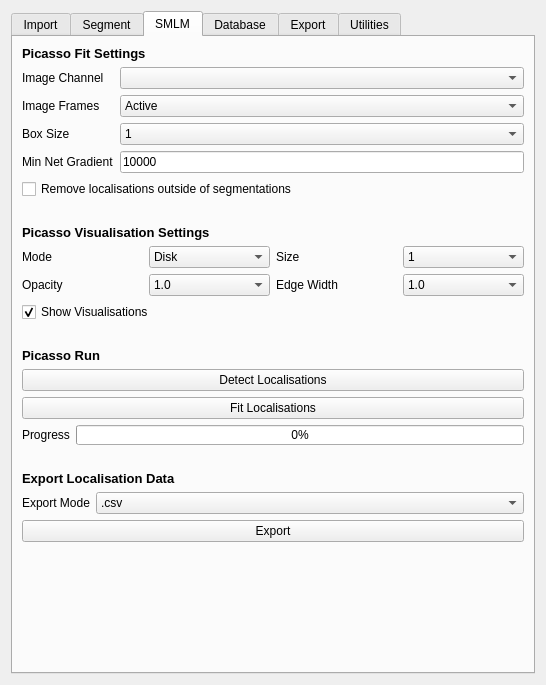
Before: the Qt Designer form src/napari_bacseg/GUI/gui.ui in piedrro/napari-bacseg, drawn with Qt 5.
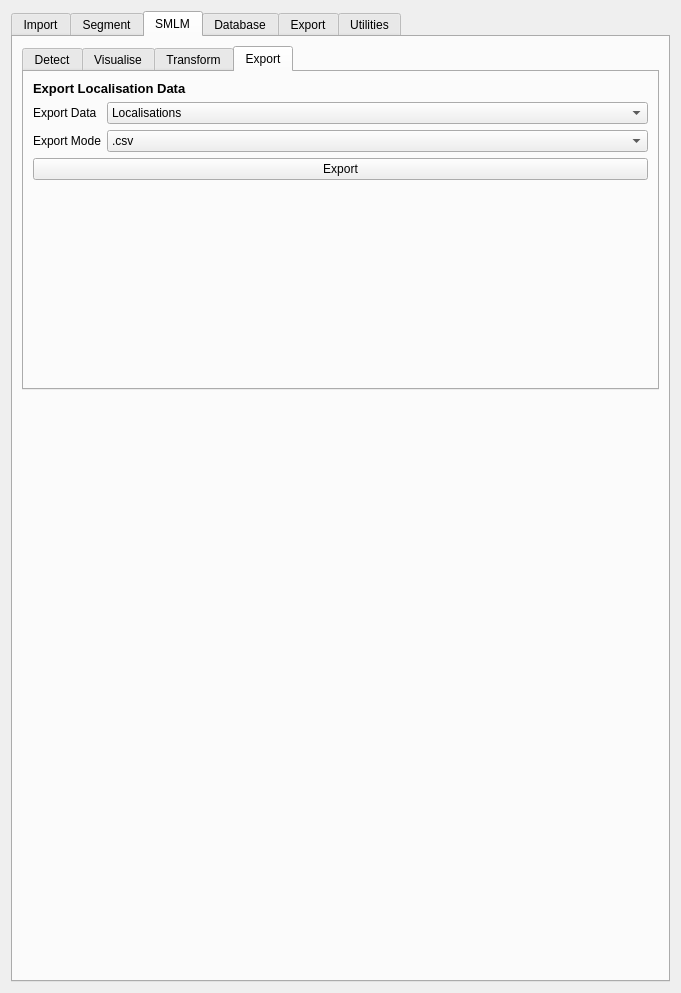
After: the same form once the commit is applied. The open tabs and pages were chosen to show the change.

Commit message: working transformed coords export

Patch:
```diff
--- a/src/napari_bacseg/GUI/gui.ui
+++ b/src/napari_bacseg/GUI/gui.ui
@@ -6,8 +6,8 @@
    <rect>
     <x>0</x>
     <y>0</y>
-    <width>527</width>
-    <height>685</height>
+    <width>681</width>
+    <height>993</height>
    </rect>
   </property>
   <property name="windowTitle">
@@ -2012,6 +2012,22 @@
       </attribute>
       <layout class="QVBoxLayout" name="verticalLayout_5">
        <item>
+        <widget class="QTabWidget" name="tabWidget_6">
+         <property name="sizePolicy">
+          <sizepolicy hsizetype="Expanding" vsizetype="Minimum">
+           <horstretch>0</horstretch>
+           <verstretch>0</verstretch>
+          </sizepolicy>
+         </property>
+         <property name="currentIndex">
+          <number>0</number>
+         </property>
+         <widget class="QWidget" name="tab_21">
+          <attribute name="title">
+           <string>Detect</string>
+          </attribute>
+          <layout class="QVBoxLayout" name="verticalLayout_20">
+           <item>
         <widget class="QLabel" name="label_108">
          <property name="font">
           <font>
@@ -2068,7 +2084,7 @@
          <item row="2" column="1">
           <widget class="QComboBox" name="picasso_box_size">
            <property name="currentIndex">
-            <number>0</number>
+                <number>2</number>
            </property>
            <item>
             <property name="text">
@@ -2151,21 +2167,77 @@
         </widget>
        </item>
        <item>
-        <spacer name="verticalSpacer_52">
+            <spacer name="verticalSpacer_18">
          <property name="orientation">
           <enum>Qt::Vertical</enum>
          </property>
-         <property name="sizeType">
-          <enum>QSizePolicy::Minimum</enum>
-         </property>
          <property name="sizeHint" stdset="0">
           <size>
            <width>20</width>
-           <height>20</height>
+               <height>40</height>
           </size>
          </property>
         </spacer>
        </item>
+           <item>
+            <widget class="QLabel" name="label_111">
+             <property name="font">
+              <font>
+               <pointsize>10</pointsize>
+               <weight>75</weight>
+               <bold>true</bold>
+              </font>
+             </property>
+             <property name="text">
+              <string>Picasso Run</string>
+             </property>
+            </widget>
+           </item>
+           <item>
+            <widget class="QPushButton" name="picasso_detect">
+             <property name="text">
+              <string>Detect Localisations</string>
+             </property>
+            </widget>
+           </item>
+           <item>
+            <widget class="QPushButton" name="picasso_fit">
+             <property name="text">
+              <string>Fit Localisations</string>
+             </property>
+            </widget>
+           </item>
+           <item>
+            <layout class="QFormLayout" name="formLayout_29">
+             <item row="0" column="1">
+              <widget class="QProgressBar" name="picasso_progressbar">
+               <property name="maximumSize">
+                <size>
+                 <width>16777215</width>
+                 <height>20</height>
+                </size>
+               </property>
+               <property name="value">
+                <number>0</number>
+               </property>
+              </widget>
+             </item>
+             <item row="0" column="0">
+              <widget class="QLabel" name="label_117">
+               <property name="text">
+                <string>Progress</string>
+               </property>
+              </widget>
+             </item>
+            </layout>
+           </item>
+          </layout>
+         </widget>
+         <widget class="QWidget" name="tab_26">
+          <attribute name="title">
+           <string>Visualise</string>
+          </attribute>
+          <layout class="QVBoxLayout" name="verticalLayout_30">
        <item>
         <widget class="QLabel" name="label_113">
          <property name="font">
@@ -2185,7 +2257,7 @@
          <item row="0" column="3">
           <widget class="QComboBox" name="picasso_vis_size">
            <property name="currentIndex">
-            <number>3</number>
+                <number>5</number>
            </property>
            <item>
             <property name="text">
@@ -2212,6 +2284,16 @@
              <string>2</string>
             </property>
            </item>
+               <item>
+                <property name="text">
+                 <string>3</string>
+                </property>
+               </item>
+               <item>
+                <property name="text">
+                 <string>4</string>
+                </property>
+               </item>
            <item>
             <property name="text">
              <string>5</string>
@@ -2321,10 +2403,10 @@
          <item row="1" column="3">
           <widget class="QComboBox" name="picasso_vis_edge_width">
            <property name="currentText">
-            <string>1.0</string>
+                <string>0.2</string>
            </property>
            <property name="currentIndex">
-            <number>9</number>
+                <number>1</number>
            </property>
            <item>
             <property name="text">
@@ -2391,23 +2473,27 @@
         </widget>
        </item>
        <item>
-        <spacer name="verticalSpacer_51">
+            <spacer name="verticalSpacer_13">
          <property name="orientation">
           <enum>Qt::Vertical</enum>
          </property>
-         <property name="sizeType">
-          <enum>QSizePolicy::Minimum</enum>
-         </property>
          <property name="sizeHint" stdset="0">
           <size>
            <width>20</width>
-           <height>20</height>
+               <height>40</height>
           </size>
          </property>
         </spacer>
        </item>
+          </layout>
+         </widget>
+         <widget class="QWidget" name="tab_22">
+          <attribute name="title">
+           <string>Transform</string>
+          </attribute>
+          <layout class="QVBoxLayout" name="verticalLayout_28">
        <item>
-        <widget class="QLabel" name="label_111">
+            <widget class="QLabel" name="label_126">
          <property name="font">
           <font>
            <pointsize>10</pointsize>
@@ -2421,21 +2507,21 @@
         </widget>
        </item>
        <item>
-        <widget class="QPushButton" name="picasso_detect">
+            <widget class="QLabel" name="label_13">
          <property name="text">
           <string>Detect Localisations</string>
          </property>
         </widget>
        </item>
        <item>
-        <widget class="QPushButton" name="picasso_fit">
+            <widget class="QPushButton" name="transform_coordinates">
          <property name="text">
           <string>Fit Localisations</string>
          </property>
         </widget>
        </item>
        <item>
-        <layout class="QFormLayout" name="formLayout_29">
+            <layout class="QFormLayout" name="formLayout_31">
          <item row="0" column="1">
           <widget class="QProgressBar" name="picasso_progressbar">
            <property name="maximumSize">
@@ -2459,21 +2545,25 @@
         </layout>
        </item>
        <item>
-        <spacer name="verticalSpacer_50">
+            <spacer name="verticalSpacer_3">
          <property name="orientation">
           <enum>Qt::Vertical</enum>
          </property>
-         <property name="sizeType">
-          <enum>QSizePolicy::Minimum</enum>
-         </property>
          <property name="sizeHint" stdset="0">
           <size>
            <width>20</width>
-           <height>20</height>
+               <height>40</height>
           </size>
          </property>
         </spacer>
        </item>
+          </layout>
+         </widget>
+         <widget class="QWidget" name="tab_23">
+          <attribute name="title">
+           <string>Export</string>
+          </attribute>
+          <layout class="QVBoxLayout" name="verticalLayout_29">
        <item>
         <widget class="QLabel" name="label_118">
          <property name="font">
@@ -2490,14 +2580,14 @@
        </item>
        <item>
         <layout class="QFormLayout" name="formLayout_30">
-         <item row="0" column="0">
+             <item row="1" column="0">
           <widget class="QLabel" name="label_119">
            <property name="text">
             <string>Export Mode</string>
            </property>
           </widget>
          </item>
-         <item row="0" column="1">
+             <item row="1" column="1">
           <widget class="QComboBox" name="picasso_export_mode">
            <item>
             <property name="text">
@@ -2516,6 +2606,27 @@
            </item>
           </widget>
          </item>
+             <item row="0" column="0">
+              <widget class="QLabel" name="label_14">
+               <property name="text">
+                <string>Export Data</string>
+               </property>
+              </widget>
+             </item>
+             <item row="0" column="1">
+              <widget class="QComboBox" name="picasso_export_data">
+               <item>
+                <property name="text">
+                 <string>Localisations</string>
+                </property>
+               </item>
+               <item>
+                <property name="text">
+                 <string>Transformed Localisations</string>
+                </property>
+               </item>
+              </widget>
+             </item>
         </layout>
        </item>
        <item>
@@ -2526,6 +2637,23 @@
         </widget>
        </item>
        <item>
+            <spacer name="verticalSpacer_11">
+             <property name="orientation">
+              <enum>Qt::Vertical</enum>
+             </property>
+             <property name="sizeHint" stdset="0">
+              <size>
+               <width>20</width>
+               <height>192</height>
+              </size>
+             </property>
+            </spacer>
+           </item>
+          </layout>
+         </widget>
+        </widget>
+       </item>
+       <item>
         <spacer name="verticalSpacer_14">
          <property name="orientation">
           <enum>Qt::Vertical</enum>
```
Left out of the diff: 66 changed lines with no effect on the pictures. Lines whose indentation alone changed are shown as unchanged. The commit also changes 7 other files.
